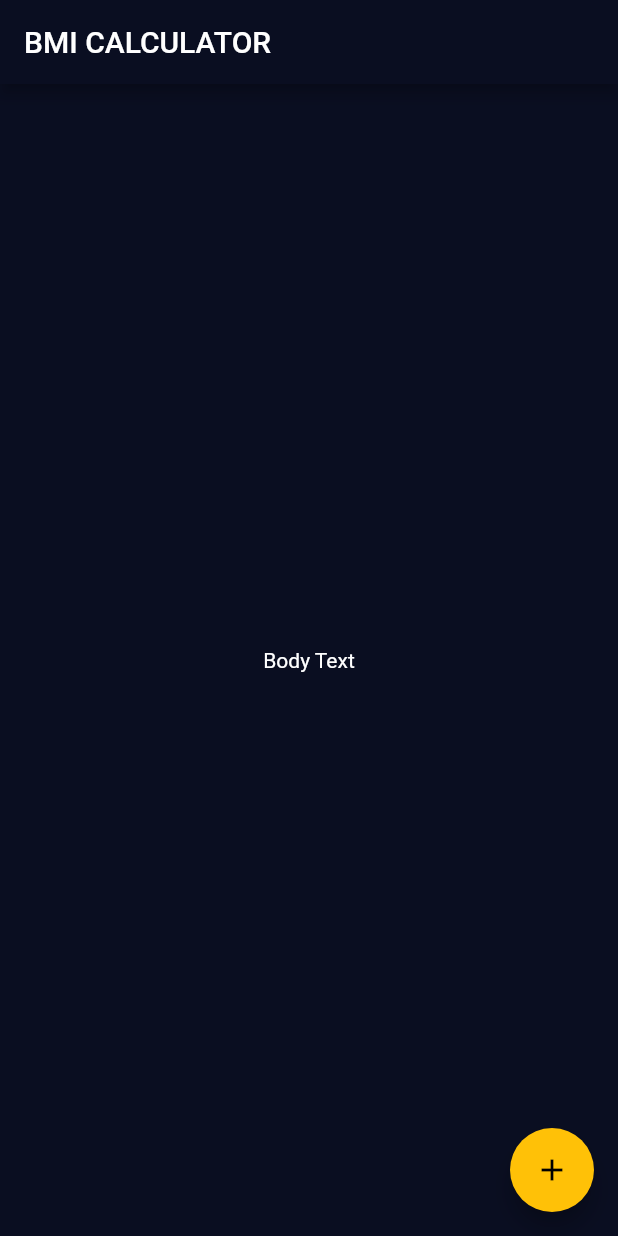
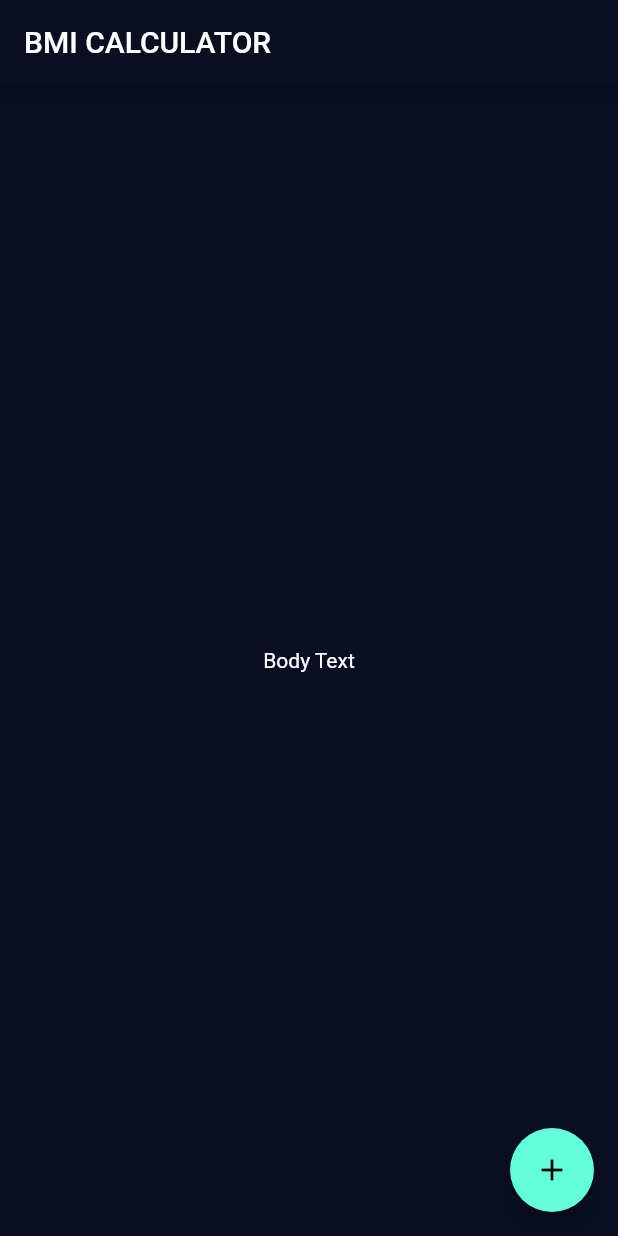
Before and after one commit to beingbivek/BMICalculatorUI, a Flutter app: the screen it shows after launch, on a phone screen of 412 x 824 dp. Run offline on Flutter 3.47's test engine with Material 2 defaults, Android fonts, the phone set to English and light mode, and no system bars.

Commit message:
learned copywith property of themedata

```diff
--- a/lib/main.dart
+++ b/lib/main.dart
@@ -8,14 +8,10 @@ class BMICalculator extends StatelessWidget {
   @override
   Widget build(BuildContext context) {
     return MaterialApp(
-      theme: ThemeData(
-          primaryColor: Color(0XFF0A0E21),
-          scaffoldBackgroundColor: Color(0xFF0A0E21),
-          accentColor: Colors.amber,
-          textTheme: TextTheme(
-              bodyText2: TextStyle(
-            color: Colors.white,
-          ))),
+      theme: ThemeData.dark().copyWith(
+        primaryColor: Color(0XFF0A0E21),
+        scaffoldBackgroundColor: Color(0xFF0A0E21),
+      ),
       home: InputPage(),
     );
   }
```
